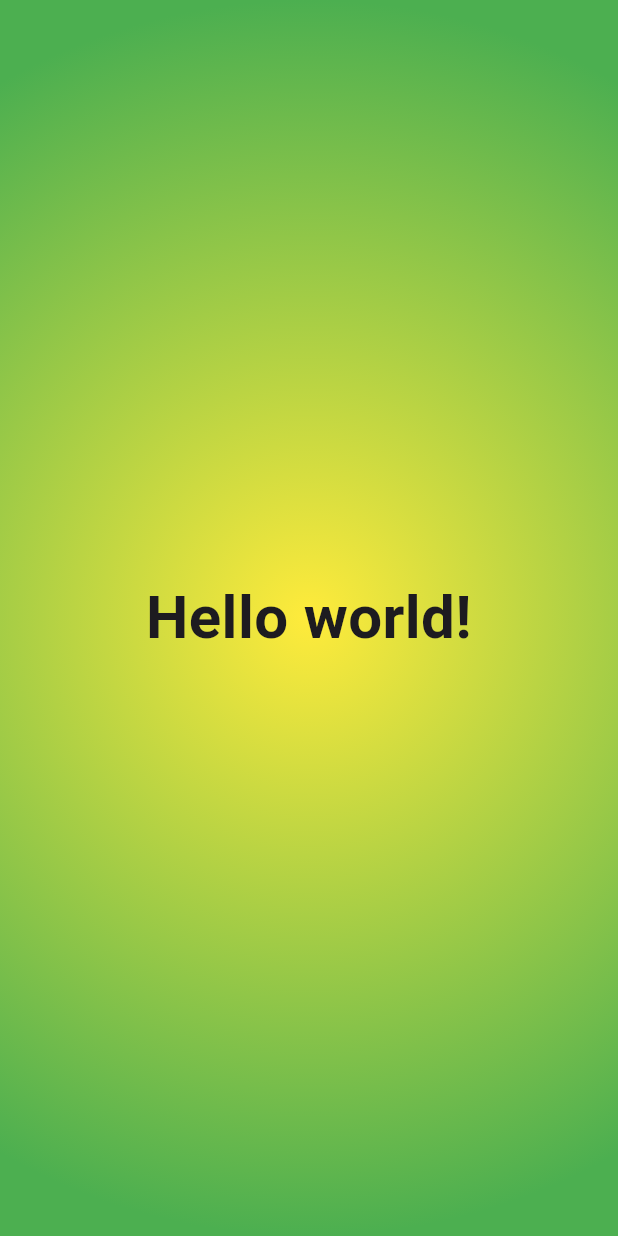
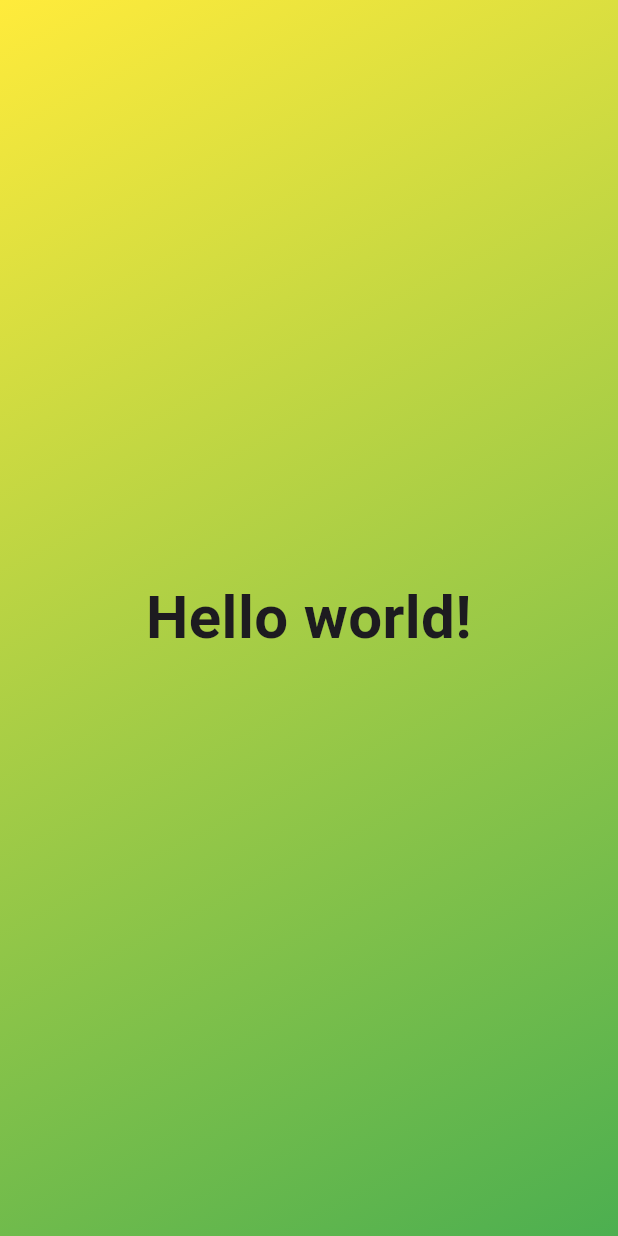
Before and after one commit to Akhil-Eaga/dice_roll_app, a Flutter app: the screen it shows after launch, on a phone screen of 412 x 824 dp. Run offline on Flutter 3.47's test engine with Material 3 defaults, Android fonts, the phone set to English and light mode, and no system bars; Roboto replaces fonts that are missing (Avenir).

Commit message:
Passing colors as a named argument to the GradientContainer to make it reusable

```diff
--- a/lib/gradient_container.dart
+++ b/lib/gradient_container.dart
@@ -6,24 +6,26 @@ import "package:roll_dice_app/styled_text.dart";
 
 // `const` is better for performance since the value is locked in at compile-time
 // `final` is better used when the value is determined dynamically at run time but remains unchanged afterwards
-const gradientAlignment = Alignment.center;
+const startAlignment = Alignment.topLeft;
+const endAlignment = Alignment.bottomRight;
+
 
 class GradientContainer extends StatelessWidget {
   const GradientContainer({
     super.key,
-  }); // this line is optional as each Dart class comes with its own constructor by default
+    required this.colors, // named params are optional by default, so we use `required` to make it mandatory
+  });
+
+  final List<Color> colors;
 
   @override
   Widget build(BuildContext context) {
     return Container(
-      decoration: const BoxDecoration(
-        gradient: RadialGradient(
-          center: gradientAlignment,
-          radius: 1.0,
-          colors: [
-            Colors.yellow,
-            Colors.green,
-          ],
+      decoration: BoxDecoration(
+        gradient: LinearGradient(
+          begin: startAlignment,
+          end: endAlignment,
+          colors: colors,
         ),
       ),
       child: const Center(
--- a/lib/main.dart
+++ b/lib/main.dart
@@ -6,7 +6,10 @@ void main() {
     MaterialApp(
       theme: ThemeData(fontFamily: "Avenir"),
       home: const Scaffold(
-        body: GradientContainer(),
+        body: GradientContainer(colors: [
+          Colors.yellow,
+          Colors.green,
+        ]),
       ),
     ),
   );
```
